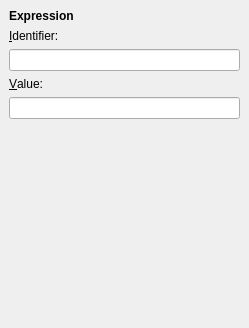
Above: cokoon/cokoon/themeeditor/edit_expression.ui from mathieujobin/kde-playground-artwork before the change. Below: the same form after it.
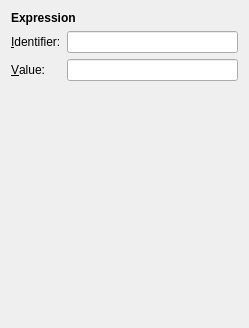
That is the form after the change.

What changed in the file:
```diff
--- a/cokoon/cokoon/themeeditor/edit_expression.ui
+++ b/cokoon/cokoon/themeeditor/edit_expression.ui
@@ -9,30 +9,15 @@
     <height>328</height>
    </rect>
   </property>
-  <layout class="QVBoxLayout" >
-   <property name="spacing" >
-    <number>6</number>
-   </property>
-   <property name="leftMargin" >
-    <number>9</number>
-   </property>
-   <property name="topMargin" >
-    <number>9</number>
-   </property>
-   <property name="rightMargin" >
-    <number>9</number>
-   </property>
-   <property name="bottomMargin" >
-    <number>9</number>
-   </property>
-   <item>
+  <layout class="QGridLayout" >
+   <item row="0" column="0" colspan="2" >
     <widget class="QLabel" name="label_9" >
      <property name="text" >
       <string>&lt;b>Expression&lt;/b></string>
      </property>
     </widget>
    </item>
-   <item>
+   <item row="1" column="0" >
     <widget class="QLabel" name="label" >
      <property name="text" >
       <string>&amp;Identifier:</string>
@@ -42,10 +27,10 @@
      </property>
     </widget>
    </item>
-   <item>
+   <item row="1" column="1" >
     <widget class="QLineEdit" name="identifier" />
    </item>
-   <item>
+   <item row="2" column="0" >
     <widget class="QLabel" name="label_3" >
      <property name="text" >
       <string>&amp;Value:</string>
@@ -55,18 +40,18 @@
      </property>
     </widget>
    </item>
-   <item>
+   <item row="2" column="1" >
     <widget class="QLineEdit" name="value" />
    </item>
-   <item>
+   <item row="3" column="1" >
     <spacer>
      <property name="orientation" >
       <enum>Qt::Vertical</enum>
      </property>
      <property name="sizeHint" >
       <size>
-       <width>166</width>
-       <height>161</height>
+       <width>111</width>
+       <height>181</height>
       </size>
      </property>
     </spacer>
```
